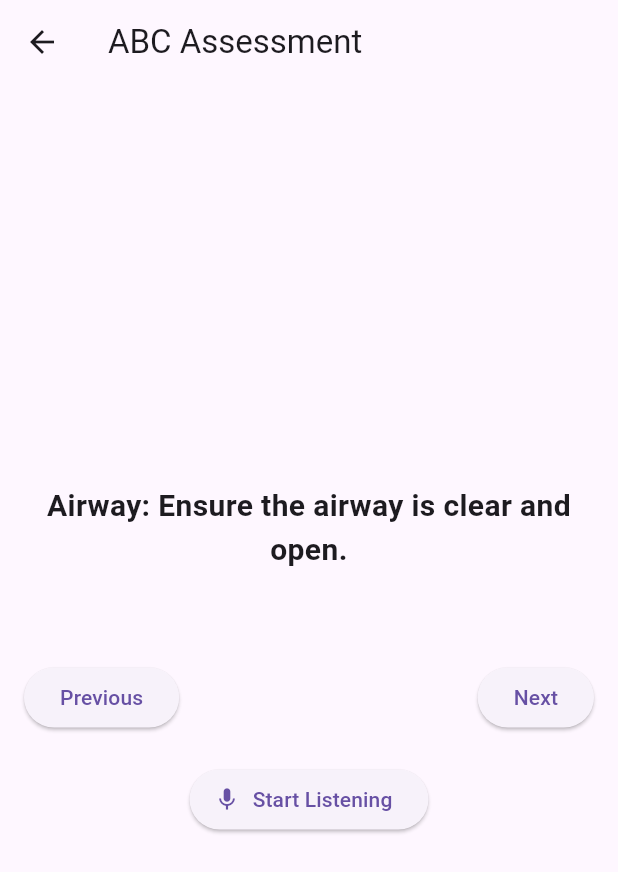
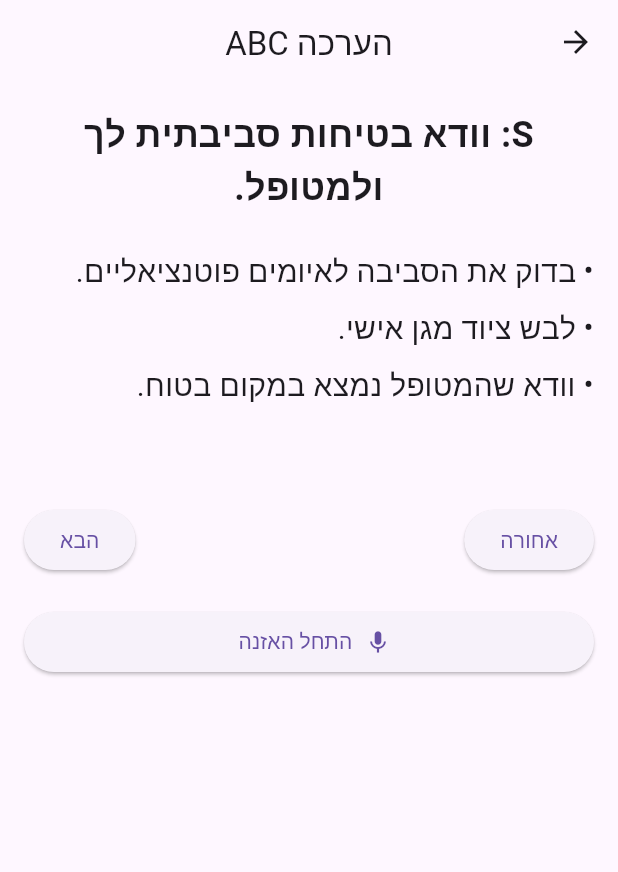
Before and after one commit to Dakwin/Healix, a Flutter app: the ABCAssessmentScreen screen opened directly, on a phone screen of 412 x 824 dp. Shown: the top 872 px of the screen. Run offline on Flutter 3.47's test engine with Material 3 defaults, Android fonts, the phone set to English and light mode, and no system bars; our stand-ins replace permission_handler, speech_to_text.

Commit message:
compatible with hebrew

```diff
--- a/lib/abc_assessment.dart
+++ b/lib/abc_assessment.dart
@@ -12,17 +12,47 @@ class ABCAssessmentScreen extends StatefulWidget {
 
 class ABCAssessmentScreenState extends State<ABCAssessmentScreen> {
   int currentStep = 0;
-  final List<String> steps = [
-    "Airway: Ensure the airway is clear and open.",
-    "Breathing: Check if the patient is breathing adequately.",
-    "Circulation: Assess circulation and check for major bleeding."
+
+  final List<Map<String, dynamic>> steps = [
+    {
+      'title': 'S: וודא בטיחות סביבתית לך ולמטופל.',
+      'instructions': [
+        'בדוק את הסביבה לאיומים פוטנציאליים.',
+        'לבש ציוד מגן אישי.',
+        'וודא שהמטופל נמצא במקום בטוח.',
+      ],
+    },
+    {
+      'title': 'A: פתח נתיב אוויר והסר חסימות.',
+      'instructions': [
+        'בדוק אם יש חסימה בנתיב האוויר.',
+        'הטה את ראש המטופל לאחור כדי לפתוח את נתיב האוויר.',
+        'הסר חפצים זרים מהפה או מהגרון.',
+      ],
+    },
+    {
+      'title': 'B: בדוק את הנשימה והבטח חמצון.',
+      'instructions': [
+        'הקשב ונטר את נשימת המטופל.',
+        'השתמש במסכת חמצן במידת הצורך.',
+        'התחל הנשמה מלאכותית אם אין נשימה.',
+      ],
+    },
+    {
+      'title': 'C: בדוק את הדופק וטפל בדימום.',
+      'instructions': [
+        'בדוק את הדופק במפרק כף היד או בצוואר.',
+        'אם יש דימום, לחץ על האזור המדמם.',
+        'השתמש בתחבושת לחץ או חסם עורקים במידת הצורך.',
+      ],
+    },
   ];
 
-  late stt.SpeechToText _speech; // Instance of SpeechToText
+  late stt.SpeechToText _speech;
   bool _isListening = false;
   String _voiceInput = '';
 
-  DateTime? _lastCommandTime; // Timestamp for last command execution
+  DateTime? _lastCommandTime;
 
   @override
   void initState() {
@@ -49,36 +79,29 @@ void _startListening() async {
             _isListening = true;
           });
 
-        // Create an instance of SpeechListenOptions without 'localeId'
           stt.SpeechListenOptions options = stt.SpeechListenOptions(
             listenMode: stt.ListenMode.dictation,
-          partialResults: true, // Include if needed
-          onDevice: false,      // Include if needed
+            partialResults: true,
           );
 
           _speech.listen(
             onResult: (val) {
-            final recognizedWords = val.recognizedWords.toLowerCase().trim();
+              final recognizedWords =
+                  val.recognizedWords.toLowerCase().trim();
               print('Recognized Words: "$recognizedWords"');
 
-            // Handle commands for navigation on both interim and final results
               if (recognizedWords.contains('עבור')) {
                 print('Command detected: "עבור"');
-
-              // Use timestamp to prevent multiple executions
                 _handleCommand(nextStep);
                 return;
               } else if (recognizedWords.contains('אחורה')) {
                 print('Command detected: "אחורה"');
-
-              // Use timestamp to prevent multiple executions
                 _handleCommand(previousStep);
                 return;
               } else {
                 print('No command detected.');
               }
 
-            // Save the recognized input if it's not a command and it's a final result
               if (val.finalResult) {
                 setState(() {
                   _voiceInput = recognizedWords;
@@ -86,8 +109,8 @@ void _startListening() async {
                 });
               }
             },
-          localeId: 'he-IL',      // Pass 'localeId' directly here
-          listenOptions: options, // Use the options instance
+            localeId: 'he-IL',
+            listenOptions: options,
           );
         } else {
           print('Speech recognition not available');
@@ -95,14 +118,12 @@ void _startListening() async {
       } else {
         ScaffoldMessenger.of(context).showSnackBar(
           const SnackBar(
-          content: Text('Microphone permission is required to use this feature'),
+            content: Text('דרושה הרשאת מיקרופון כדי להשתמש בתכונה זו'),
           ),
         );
       }
     }
   }
-
-
 
   void _stopListening() {
     _speech.stop();
@@ -111,7 +132,6 @@ void _startListening() async {
     });
   }
 
-  // Method to handle speech status changes
   void _onSpeechStatus(String status) {
     print('Speech status: $status');
     setState(() {
@@ -119,7 +139,6 @@ void _startListening() async {
     });
   }
 
-  // Method to handle speech recognition errors
   void _onSpeechError(sre.SpeechRecognitionError error) {
     setState(() {
       _isListening = false;
@@ -136,7 +155,7 @@ void _handleCommand(Function command) {
 
       _stopListening(); // Stop listening before executing the command
 
-    command(); // Execute the command (e.g., move to the next step)
+      command(); // Execute the command
 
       // Restart listening after a brief delay
       Future.delayed(Duration(milliseconds: 500), () {
@@ -151,11 +170,11 @@ void _handleCommand(Function command) {
     setState(() {
       if (currentStep < steps.length - 1) {
         currentStep++;
-        _voiceInput = ''; // Clear voice input for next step
+        _voiceInput = '';
         print('Moved to step $currentStep');
       } else {
         ScaffoldMessenger.of(context).showSnackBar(
-          const SnackBar(content: Text('Assessment Completed!')),
+          const SnackBar(content: Text('ההערכה הושלמה!')),
         );
         print('Assessment Completed!');
       }
@@ -166,7 +185,7 @@ void _handleCommand(Function command) {
     setState(() {
       if (currentStep > 0) {
         currentStep--;
-        _voiceInput = ''; // Clear voice input for previous step
+        _voiceInput = '';
         print('Moved back to step $currentStep');
       }
     });
@@ -174,27 +193,63 @@ void _handleCommand(Function command) {
 
   @override
   Widget build(BuildContext context) {
-    return Scaffold(
+    final currentStepData = steps[currentStep];
+    final String title = currentStepData['title'];
+    final List<String> instructions = currentStepData['instructions'];
+
+    return Directionality(
+      textDirection: TextDirection.rtl,
+      child: Scaffold(
         appBar: AppBar(
-        title: const Text('ABC Assessment'),
+          title: Text(
+            'הערכה ABC',
+            textAlign: TextAlign.center, // Center the AppBar title
+          ),
+          centerTitle: true, // Ensure the title is centered
         ),
         body: Padding(
           padding: const EdgeInsets.all(16.0),
-        child: Column(
-          mainAxisAlignment: MainAxisAlignment.center,
+          child: ListView(
             children: [
               Text(
-              steps[currentStep],
-              style:
-                  const TextStyle(fontSize: 20.0, fontWeight: FontWeight.bold),
-              textAlign: TextAlign.center,
+                title,
+                style: TextStyle(
+                  fontSize: 24.0,
+                  fontWeight: FontWeight.bold,
+                ),
+                textAlign: TextAlign.center, // Center the title text
+              ),
+              const SizedBox(height: 20.0),
+              Column(
+                crossAxisAlignment: CrossAxisAlignment.stretch,
+                children: instructions.map((instruction) {
+                  return Padding(
+                    padding: const EdgeInsets.symmetric(vertical: 4.0),
+                    child: Row(
+                      crossAxisAlignment: CrossAxisAlignment.start,
+                      children: [
+                        Text(
+                          '• ',
+                          style: TextStyle(fontSize: 20.0),
+                        ),
+                        Expanded(
+                          child: Text(
+                            instruction,
+                            style: TextStyle(fontSize: 20.0),
+                            textAlign: TextAlign.right, // Right-align instructions
+                          ),
+                        ),
+                      ],
+                    ),
+                  );
+                }).toList(),
               ),
               const SizedBox(height: 20.0),
               if (_voiceInput.isNotEmpty)
                 Text(
-                'Voice Input: $_voiceInput',
+                  'קלט קולי: $_voiceInput',
                   style: const TextStyle(fontSize: 16.0),
-                textAlign: TextAlign.center,
+                  textAlign: TextAlign.right, // Right-align voice input text
                 ),
               const SizedBox(height: 40.0),
               Row(
@@ -202,11 +257,11 @@ void _handleCommand(Function command) {
                 children: [
                   ElevatedButton(
                     onPressed: previousStep,
-                  child: const Text('Previous'),
+                    child: const Text('אחורה'),
                   ),
                   ElevatedButton(
                     onPressed: nextStep,
-                  child: const Text('Next'),
+                    child: const Text('הבא'),
                   ),
                 ],
               ),
@@ -214,9 +269,13 @@ void _handleCommand(Function command) {
               ElevatedButton.icon(
                 onPressed: _isListening ? _stopListening : _startListening,
                 icon: Icon(_isListening ? Icons.mic_off : Icons.mic),
-              label: Text(_isListening ? 'Stop Listening' : 'Start Listening'),
+                label: Text(
+                  _isListening ? 'הפסק האזנה' : 'התחל האזנה',
+                  textAlign: TextAlign.right, // Right-align button text
+                ),
               ),
             ],
+          ),
         ),
       ),
     );
```
Lines whose indentation alone changed are shown as unchanged.
